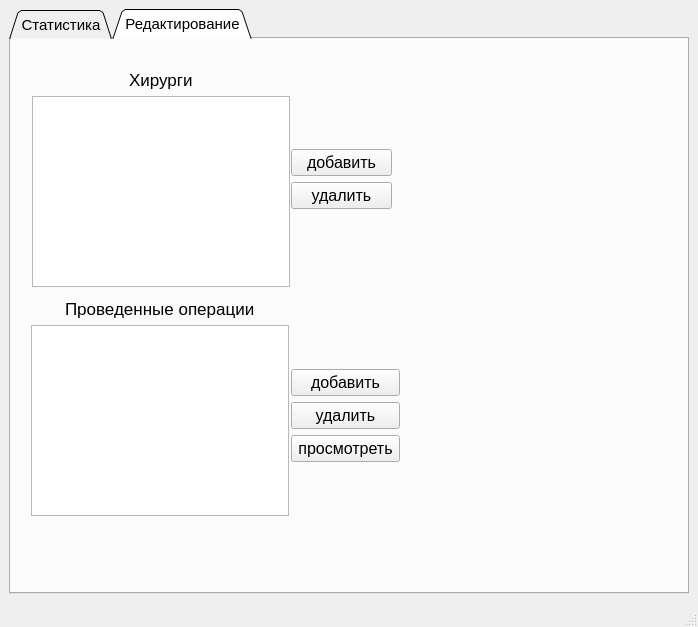
Qt form Hernia-Qt/mainwindow.ui (dmkrch/Hernia-qt) before a commit.
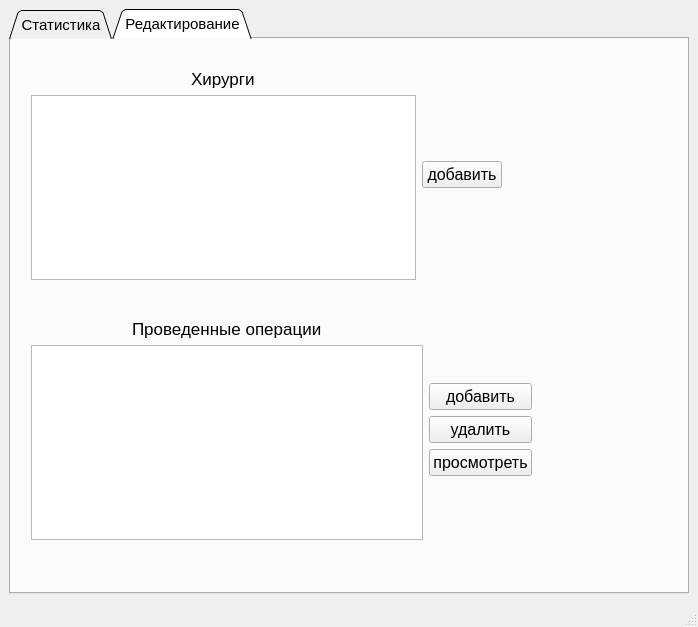
The same form after that commit. The open tabs and pages were chosen to show the change.

What changed in the file:
```diff
--- a/Hernia-Qt/mainwindow.ui
+++ b/Hernia-Qt/mainwindow.ui
@@ -479,15 +479,17 @@
        <attribute name="title">
         <string>Редактирование</string>
        </attribute>
-       <widget class="QWidget" name="">
+       <widget class="QWidget" name="layoutWidget">
         <property name="geometry">
          <rect>
           <x>20</x>
-          <y>260</y>
-          <width>258</width>
-          <height>217</height>
+          <y>280</y>
+          <width>501</width>
+          <height>221</height>
          </rect>
         </property>
+        <layout class="QHBoxLayout" name="horizontalLayout_8">
+         <item>
         <layout class="QVBoxLayout" name="verticalLayout_19">
          <item alignment="Qt::AlignHCenter">
           <widget class="QLabel" name="label_7">
@@ -505,17 +507,22 @@
           <widget class="QListWidget" name="listWidget_2"/>
          </item>
         </layout>
-       </widget>
-       <widget class="QWidget" name="">
-        <property name="geometry">
-         <rect>
-          <x>280</x>
-          <y>330</y>
-          <width>109</width>
-          <height>95</height>
-         </rect>
-        </property>
+         </item>
+         <item>
         <layout class="QVBoxLayout" name="verticalLayout_20">
+           <item>
+            <spacer name="verticalSpacer_3">
+             <property name="orientation">
+              <enum>Qt::Vertical</enum>
+             </property>
+             <property name="sizeHint" stdset="0">
+              <size>
+               <width>20</width>
+               <height>40</height>
+              </size>
+             </property>
+            </spacer>
+           </item>
          <item>
           <widget class="QPushButton" name="pushButton_2">
            <property name="font">
@@ -552,17 +559,34 @@
            </property>
           </widget>
          </item>
+           <item>
+            <spacer name="verticalSpacer_2">
+             <property name="orientation">
+              <enum>Qt::Vertical</enum>
+             </property>
+             <property name="sizeHint" stdset="0">
+              <size>
+               <width>20</width>
+               <height>40</height>
+              </size>
+             </property>
+            </spacer>
+           </item>
+          </layout>
+         </item>
         </layout>
        </widget>
-       <widget class="QWidget" name="">
+       <widget class="QWidget" name="layoutWidget">
         <property name="geometry">
          <rect>
-          <x>21</x>
-          <y>31</y>
-          <width>258</width>
-          <height>217</height>
+          <x>20</x>
+          <y>30</y>
+          <width>471</width>
+          <height>211</height>
          </rect>
         </property>
+        <layout class="QHBoxLayout" name="horizontalLayout_10">
+         <item>
         <layout class="QVBoxLayout" name="verticalLayout_18">
          <item alignment="Qt::AlignHCenter">
           <widget class="QLabel" name="label_6">
@@ -580,16 +604,8 @@
           <widget class="QListWidget" name="listWidget"/>
          </item>
         </layout>
-       </widget>
-       <widget class="QWidget" name="">
-        <property name="geometry">
-         <rect>
-          <x>280</x>
-          <y>110</y>
-          <width>101</width>
-          <height>62</height>
-         </rect>
-        </property>
+         </item>
+         <item>
         <layout class="QVBoxLayout" name="verticalLayout_17">
          <item>
           <widget class="QPushButton" name="pushButton_add_surgeon">
@@ -609,23 +625,7 @@
            </property>
           </widget>
          </item>
-         <item>
-          <widget class="QPushButton" name="pushButton_delete_surgeon">
-           <property name="sizePolicy">
-            <sizepolicy hsizetype="Minimum" vsizetype="Fixed">
-             <horstretch>0</horstretch>
-             <verstretch>0</verstretch>
-            </sizepolicy>
-           </property>
-           <property name="font">
-            <font>
-             <pointsize>12</pointsize>
-            </font>
-           </property>
-           <property name="text">
-            <string>удалить</string>
-           </property>
-          </widget>
+          </layout>
          </item>
         </layout>
        </widget>
```
Left out of the diff: 15 changed lines with no effect on the pictures. Lines whose indentation alone changed are shown as unchanged.
